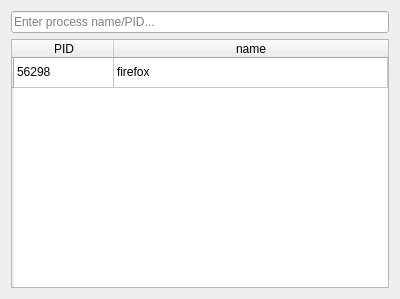
The window that others/dialog_sproc.ui (iTrooz/Syscall-Debugger) describes before a commit, drawn with Qt 5.
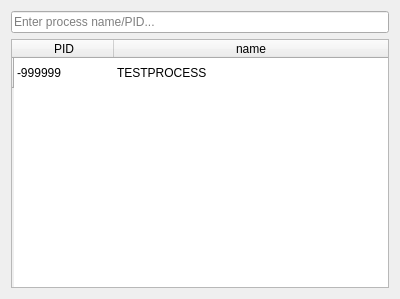
The same window after the commit.

Commit message: dialog return PID though done()

Patch:
```diff
--- a/others/dialog_sproc.ui
+++ b/others/dialog_sproc.ui
@@ -26,6 +26,12 @@
    </item>
    <item row="1" column="0">
     <widget class="QTableWidget" name="tableWidget">
+     <property name="editTriggers">
+      <set>QAbstractItemView::NoEditTriggers</set>
+     </property>
+     <property name="showGrid">
+      <bool>false</bool>
+     </property>
      <attribute name="horizontalHeaderCascadingSectionResizes">
       <bool>false</bool>
      </attribute>
@@ -55,12 +61,12 @@
      </column>
      <item row="0" column="0">
       <property name="text">
-       <string>56298</string>
+       <string>-999999</string>
       </property>
      </item>
      <item row="0" column="1">
       <property name="text">
-       <string>firefox</string>
+       <string>TESTPROCESS</string>
       </property>
      </item>
     </widget>
```
The commit also changes 6 other files.
